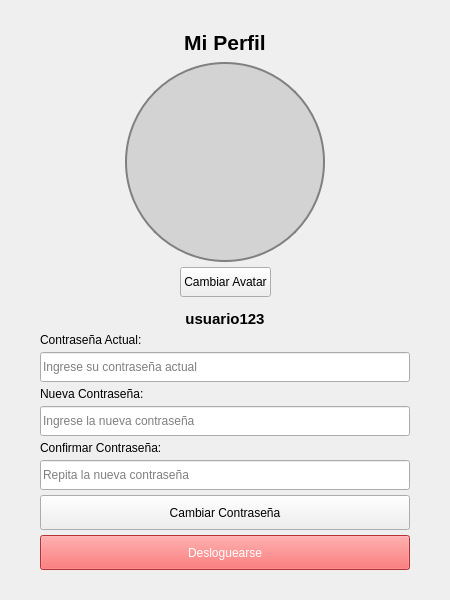
Old version of the form NavTrainer/usermanagement.ui in the repository FranciscoNortesN/IHM-Proyecto.
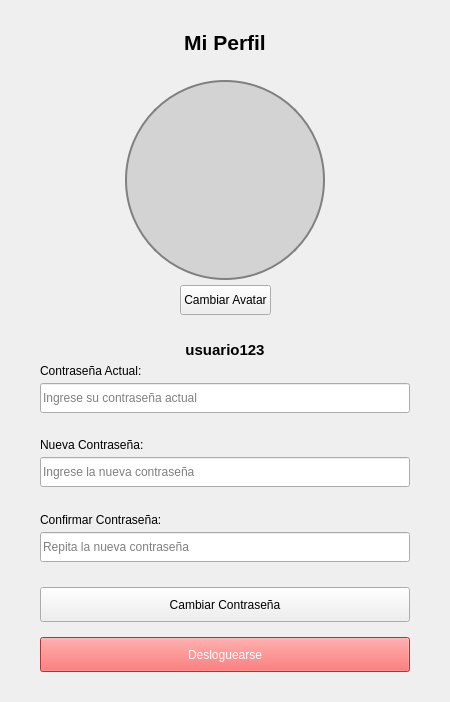
New version of the form. Icons and pictures are not drawn.

Diff of the .ui file:
```diff
--- a/NavTrainer/usermanagement.ui
+++ b/NavTrainer/usermanagement.ui
@@ -7,7 +7,7 @@
     <x>0</x>
     <y>0</y>
     <width>450</width>
-    <height>600</height>
+    <height>702</height>
    </rect>
   </property>
   <property name="windowTitle">
```
